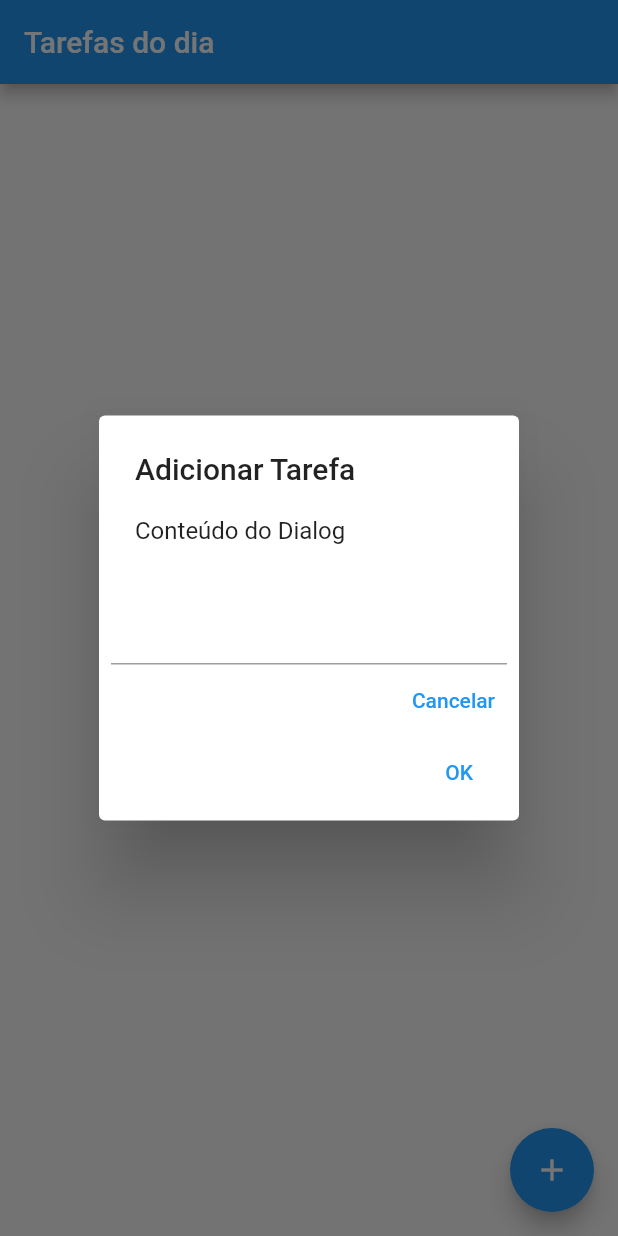
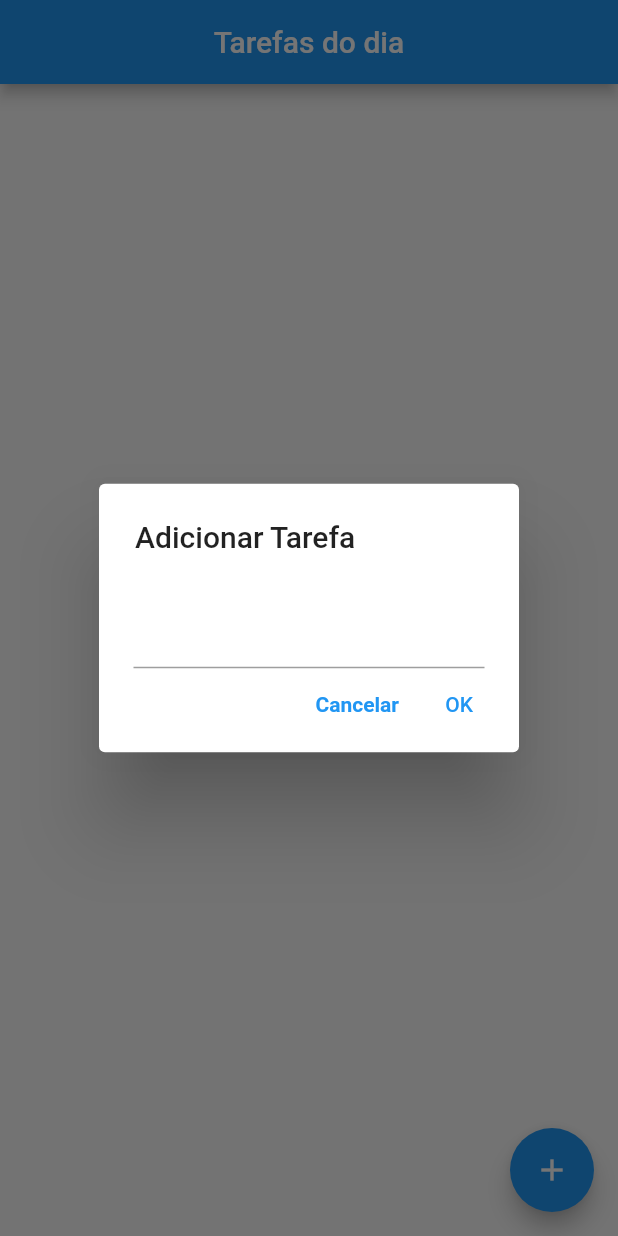
Before and after one commit to Innoue/FlutterLessons, a Flutter app: the screen it shows after launch, after a tap on the "add" icon, on a phone screen of 412 x 824 dp. Run offline on Flutter 3.47's test engine with Material 2 defaults, Android fonts, the phone set to English and light mode, and no system bars; our stand-ins replace google_fonts; missing offline and left inert: dart:ffi.

Commit message:
Added done and undone on click and fixed layout

```diff
--- a/task_list_3/lib/main.dart
+++ b/task_list_3/lib/main.dart
@@ -30,17 +30,23 @@ class _MyHomePageState extends State<MyHomePage> {
 
   List<Widget> listItems = [];
 
+  bool isDone = false;
+
   @override
   Widget build(BuildContext context) {
     return Scaffold(
       appBar: AppBar(
-        title: Text('Tarefas do dia'),
+        title: Center(child: Text('Tarefas do dia')),
       ),
-      body: ListView.builder(
+      body: ListView.separated(
         itemCount: listItems.length,
         itemBuilder: (BuildContext context, int position) {
           return listItems[position];
-          }),
+        },
+        separatorBuilder: (BuildContext context, int position) => Divider(
+          color: Colors.grey.shade700,
+        ),
+      ),
       floatingActionButton: FloatingActionButton(
         child: const Icon(Icons.add),
         onPressed: () {
@@ -49,12 +55,24 @@ class _MyHomePageState extends State<MyHomePage> {
             builder: (BuildContext build) {
               return AlertDialog(
                 title: Text("Adicionar Tarefa"),
-                content: Text("Conteúdo do Dialog"),
+                // content: Text("Informe a nova tarefa"),
                 actions: [
-                  TextField(
+                  Padding(
+                    padding: const EdgeInsets.symmetric(horizontal: 15.0),
+                    child: TextField(
                       controller: _task,
                     ),
+                  ),
+                  Row(
+                    mainAxisAlignment: MainAxisAlignment.end,
+                    children: [
                       TextButton(
+                        style: TextButton.styleFrom(
+                          textStyle: TextStyle(
+                            fontWeight: FontWeight.bold,
+                            color: Colors.red.shade100,
+                          ),
+                        ),
                         onPressed: () {
                           Navigator.of(context).pop();
                         },
@@ -71,6 +89,8 @@ class _MyHomePageState extends State<MyHomePage> {
                         child: Text("OK"),
                       ),
                     ],
+                  ),
+                ],
               );
             },
           );
@@ -81,9 +101,11 @@ class _MyHomePageState extends State<MyHomePage> {
 }
 
 class ListItens extends StatefulWidget {
-  ListItens({Key? key, required this.title}) : super(key: key);
+  ListItens({Key? key, required this.title, this.isDone = false})
+      : super(key: key);
 
   String title;
+  bool isDone;
 
   @override
   State<ListItens> createState() => _ListItens();
@@ -94,10 +116,13 @@ class _ListItens extends State<ListItens> {
   Widget build(BuildContext context) {
     return ListTile(
       title: Text(widget.title),
-      // subtitle: Text("SubTitle"),
-      trailing: Icon(Icons.done),
-      // leading: Icon(Icons.done),
-      onTap: () {},
+      trailing: widget.isDone ? Icon(Icons.done) : null,
+      // leading: widget.isDone ? Icon(Icons.done) : null,
+      onTap: () {
+        setState(() {
+          widget.isDone = !widget.isDone;
+        });
+      },
     );
   }
 }
```
Lines whose indentation alone changed are shown as unchanged.
